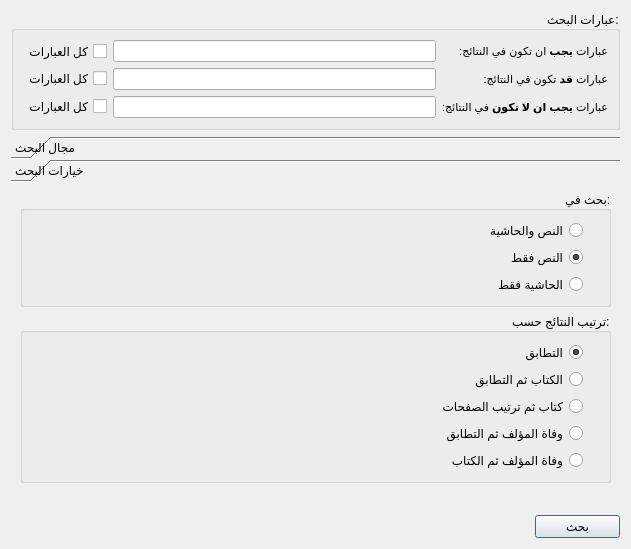
First picture: the form in src/shamelasearchwidget.ui, repository boussouira/albahhet, before the edit.
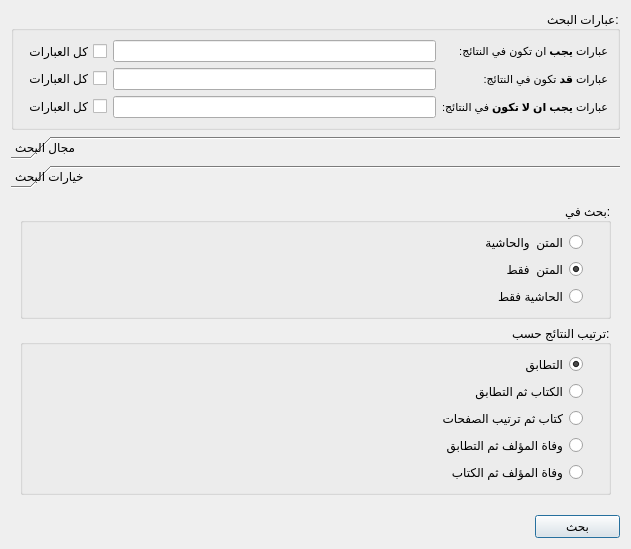
Second picture: the form after the edit. The open tabs and pages were chosen to show the change. Icons and pictures are not drawn. Custom widgets are drawn as their Qt base class.

What changed in the file:
```diff
--- a/src/shamelasearchwidget.ui
+++ b/src/shamelasearchwidget.ui
@@ -122,12 +122,6 @@
    </item>
    <item>
     <widget class="QToolBox" name="toolBox">
-     <property name="currentIndex">
-      <number>0</number>
-     </property>
-     <property name="tabSpacing">
-      <number>0</number>
-     </property>
      <widget class="QWidget" name="page">
       <property name="geometry">
        <rect>
@@ -260,7 +254,7 @@
         <x>0</x>
         <y>0</y>
         <width>613</width>
-        <height>347</height>
+        <height>332</height>
        </rect>
       </property>
       <attribute name="label">
@@ -279,14 +273,14 @@
           <item>
            <widget class="QRadioButton" name="radioSearchBoth">
             <property name="text">
-             <string>النص والحاشية</string>
+             <string>المتن  والحاشية</string>
             </property>
            </widget>
           </item>
           <item>
            <widget class="QRadioButton" name="radioSearchText">
             <property name="text">
-             <string>النص فقط</string>
+             <string>المتن  فقط</string>
             </property>
             <property name="checked">
              <bool>true</bool>
```
Left out of the diff: 2 changed lines with no effect on the pictures.
